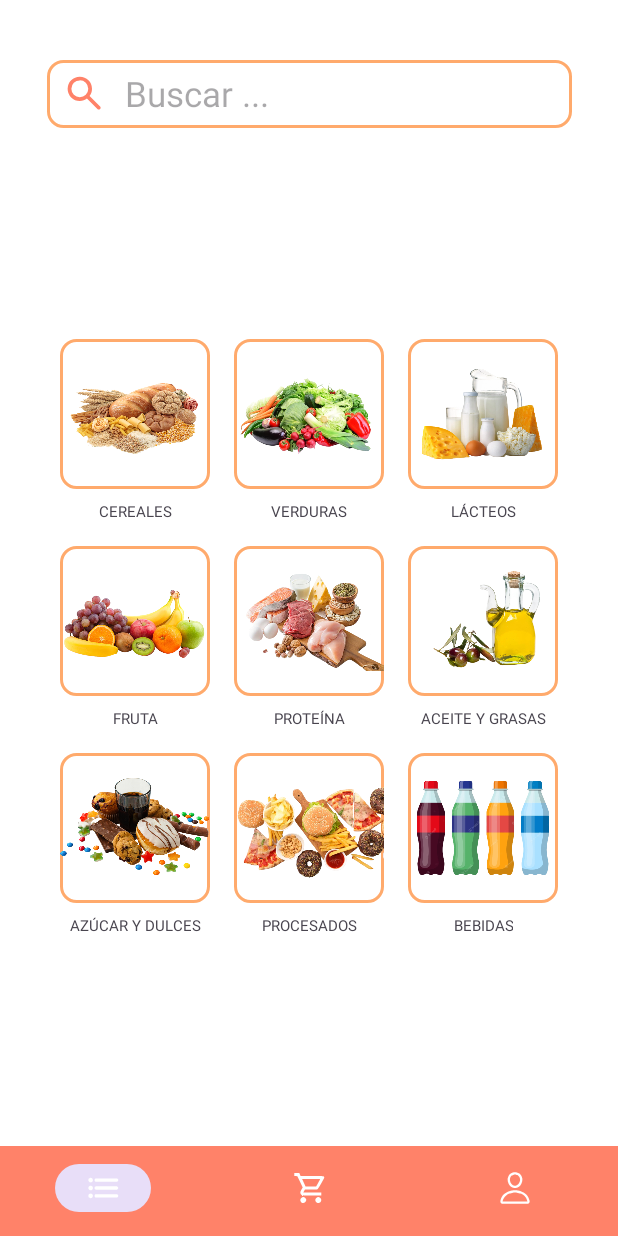
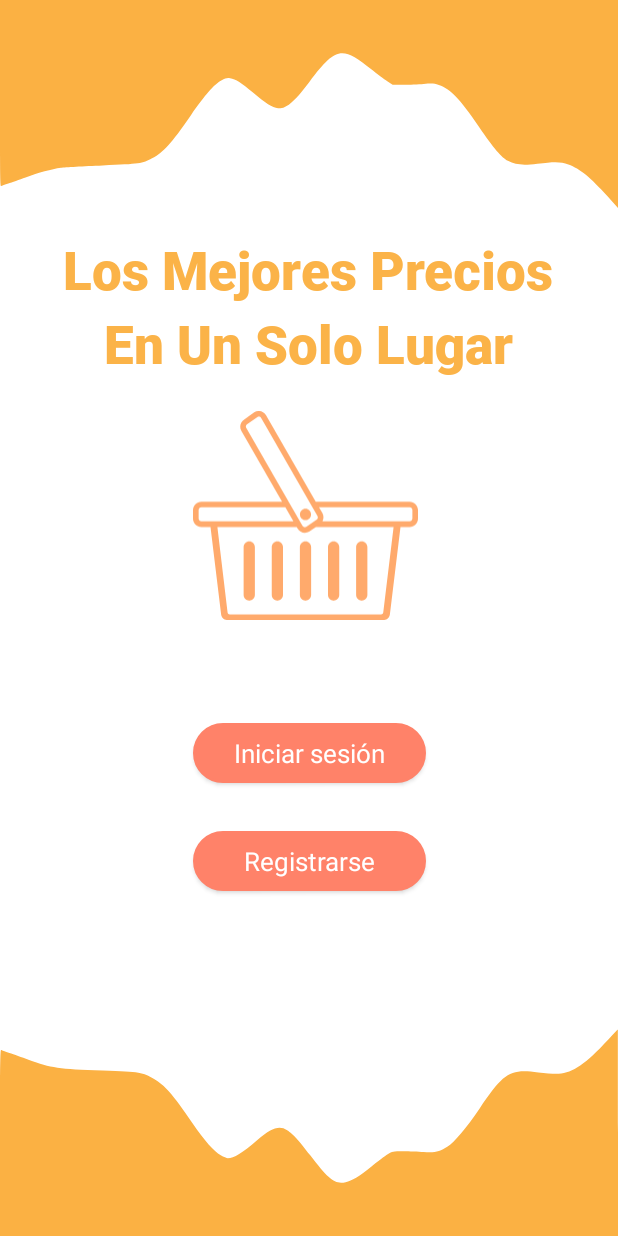
Before and after one commit to G10on/Prototype-ComparApp, an Android app: the screen it shows after launch (MainActivity), on a phone screen of 412 x 824 dp. Run offline under Robolectric (Android 15) with nearby library versions, the phone set to English and light mode, and no system bars; our stand-ins replace Dagger/Hilt's generated code, Firebase (no records; nobody signed in at launch, a user with empty details on screens opened directly), data binding, navigation-ui; Roboto replaces fonts that are not available here.

Commit message:
Navigation between pages created and configuration of Login

```diff
--- a/app/src/main/java/com/example/comparapp/LandingPage.kt
+++ b/app/src/main/java/com/example/comparapp/LandingPage.kt
@@ -35,10 +35,10 @@ class LandingPage : Fragment() {
     }
 
     fun toLogin() {
-        //findNavController().navigate(R.id.action_homeNoSession_to_logIn)
+        findNavController().navigate(R.id.action_landingPage_to_loginFragment)
     }
 
     fun toRegister() {
-        findNavController().navigate(R.id.action_landingPage_to_signUp)
+        findNavController().navigate(R.id.action_landingPage_to_register)
     }
 }
--- a/app/src/main/java/com/example/comparapp/MainActivity.kt
+++ b/app/src/main/java/com/example/comparapp/MainActivity.kt
@@ -1,6 +1,7 @@
 package com.example.comparapp
 
 import android.os.Bundle
+import android.util.Log
 import android.view.View
 import androidx.activity.viewModels
 import androidx.appcompat.app.AppCompatActivity
@@ -9,29 +10,29 @@ import androidx.navigation.findNavController
 import androidx.navigation.fragment.NavHostFragment
 import androidx.navigation.ui.setupWithNavController
 import com.example.comparapp.databinding.ActivityMainBinding
+import com.example.comparapp.viewModel.UserViewModel
 import com.google.android.material.bottomnavigation.BottomNavigationView
 import dagger.hilt.android.AndroidEntryPoint
 
 @AndroidEntryPoint
 class MainActivity : AppCompatActivity() {
     private lateinit var binding: ActivityMainBinding
+    private val viewModel: UserViewModel by viewModels()
 
     override fun onCreate(savedInstanceState: Bundle?) {
         super.onCreate(savedInstanceState)
         binding = ActivityMainBinding.inflate(layoutInflater)
         setContentView(binding.root)
         setupNav()
-        /*if (viewModel.currentUser != null) {
-            Navigation.findNavController(this,R.id.nav_host_fragment).navigate(R.id.action_homeNoSession_to_homeSession)
+        if (viewModel.currentUser != null) {
+            Log.e("Mel","Falla")
+            Navigation.findNavController(this,R.id.nav_host_fragment).navigate(R.id.action_landingPage_to_mainPage)
             showBottomNav()
-        }*/
+        }
         val navHostFragment = supportFragmentManager
             .findFragmentById(R.id.nav_host_fragment) as NavHostFragment
         val navController = navHostFragment.navController
         binding.nav.setupWithNavController(navController)
-
-        navController.navigate(R.id.mainPage)
-        showBottomNav()
     }
 
     private fun setupNav() {
@@ -41,7 +42,7 @@ class MainActivity : AppCompatActivity() {
 
         navController.addOnDestinationChangedListener { _, destination, _ ->
             when (destination.id) {
-                //R.id.homeSession -> showBottomNav()
+                R.id.mainPage -> showBottomNav()
                 else -> hideBottomNav()
             }
         }
--- a/app/src/main/java/com/example/comparapp/data/FirestoreRepositoryImpl.kt
+++ b/app/src/main/java/com/example/comparapp/data/FirestoreRepositoryImpl.kt
@@ -29,7 +29,6 @@ class FirestoreRepositoryImpl @Inject constructor(private val firebaseFirestore:
 
         } catch (e: FirebaseFirestoreException){
             e.printStackTrace()
-            Log.e("Mel","Falla")
             Resource.Failure(e.message!!)
         }
     }
--- a/app/src/main/java/com/example/comparapp/viewModel/UserViewModel.kt
+++ b/app/src/main/java/com/example/comparapp/viewModel/UserViewModel.kt
@@ -70,9 +70,6 @@ class UserViewModel @Inject constructor(private val authRepository: AuthReposito
         }
     }
 
-    fun getPhotoUrl(): Uri? {
-        return currentUser?.photoUrl
-    }
     fun loadDataUser() = viewModelScope.launch {
         getStatePremiumUser()
     }
--- a/app/src/main/res/menu/nav.xml
+++ b/app/src/main/res/menu/nav.xml
@@ -2,10 +2,10 @@
 <menu xmlns:android="http://schemas.android.com/apk/res/android">
 
     <item android:title=" "
-        android:id="@+id/userStoreroom"
+        android:id="@+id/mainPage"
         android:icon="@drawable/icon_list_bottom_nav" />
     <item android:title=" "
-        android:id="@+id/home"
+        android:id="@+id/shoppingListPage"
         android:icon="@drawable/icon_shopping_cart_bottom_nav" />
     <item android:title=" "
         android:id="@+id/userProfile"
--- a/app/src/main/res/navigation/nav_graph.xml
+++ b/app/src/main/res/navigation/nav_graph.xml
@@ -10,22 +10,20 @@
         android:label="LandingPage"
         tools:layout="@layout/fragment_landing_page" >
         <action
-            android:id="@+id/action_landingPage_to_signUp"
-            app:destination="@id/signUp" />
+            android:id="@+id/action_landingPage_to_loginFragment"
+            app:destination="@id/loginFragment" />
+        <action
+            android:id="@+id/action_landingPage_to_register"
+            app:destination="@id/register" />
+        <action
+            android:id="@+id/action_landingPage_to_mainPage"
+            app:destination="@id/mainPage" />
     </fragment>
     <fragment
         android:id="@+id/shoppingListPage"
         android:name="com.example.comparapp.ShoppingListFragment"
         android:label="ShoppingListPage"
         tools:layout="@layout/fragment_shopping_list" />
-    <fragment
-        android:id="@+id/signUp"
-        android:name="com.example.comparapp.SignUp"
-        android:label="SignUp" >
-        <action
-            android:id="@+id/action_signUp_to_mainPage"
-            app:destination="@id/mainPage" />
-    </fragment>
     <fragment
         android:id="@+id/mainPage"
         android:name="com.example.comparapp.MainPage"
@@ -49,4 +47,27 @@
         android:name="com.example.comparapp.ProductExtraInformationFragment"
         android:label="fragment_product_extra_information"
         tools:layout="@layout/fragment_product_extra_information" />
+    <fragment
+        android:id="@+id/loginFragment"
+        android:name="com.example.comparapp.LoginFragment"
+        android:label="fragment_login"
+        tools:layout="@layout/fragment_login" >
+        <action
+            android:id="@+id/action_loginFragment_to_mainPage"
+            app:destination="@id/mainPage" />
+        <action
+            android:id="@+id/action_loginFragment_to_register"
+            app:destination="@id/register" />
+    </fragment>
+    <fragment
+        android:id="@+id/register"
+        android:name="com.example.comparapp.Register"
+        android:label="Register" >
+        <action
+            android:id="@+id/action_register_to_loginFragment"
+            app:destination="@id/loginFragment" />
+        <action
+            android:id="@+id/action_register_to_mainPage"
+            app:destination="@id/mainPage" />
+    </fragment>
 </navigation>
--- a/app/src/main/res/values/strings.xml
+++ b/app/src/main/res/values/strings.xml
@@ -17,8 +17,8 @@
     <string name="correo_electronico">Correo electrónico</string>
     <string name="iniciar_sesion">INICIAR SESIÓN</string>
     <string name="login_question">¿No dispones de una cesta?</string>
-    <string name="registrate"> <u>Regístrate.</u></string>
+    <string name="registrate"> <u>Regístrate</u></string>
     <string name="nombre">Nombre</string>
     <string name="register_question">¿Ya dispones de una cesta?</string>
-    <string name="register_redirection"> <u>Inicia sesión.</u></string>
+    <string name="register_redirection"> <u>Inicia sesión</u></string>
 </resources>
```
Also changed, not shown: app/src/main/java/com/example/comparapp/LoginFragment.kt (+69 -1 lines), app/src/main/java/com/example/comparapp/Register.kt (+6 -6 lines), app/src/main/res/layout/fragment_login.xml (+35 -11 lines), app/src/main/res/layout/fragment_register.xml (+15 -8 lines).
